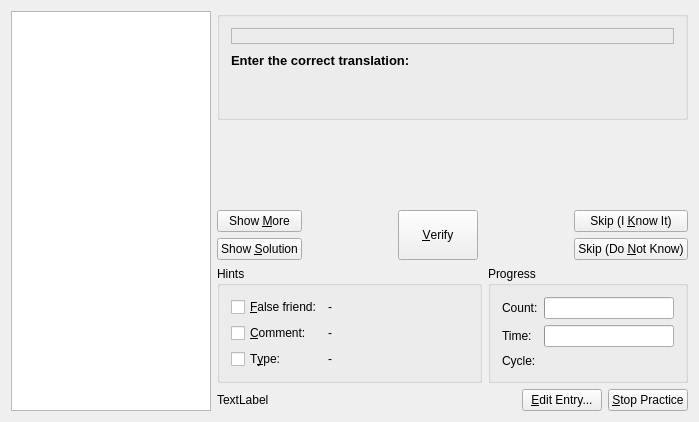
The window that src/practice/writtenpracticedialog.ui (KDE/parley) describes before a commit, drawn with Qt 5.
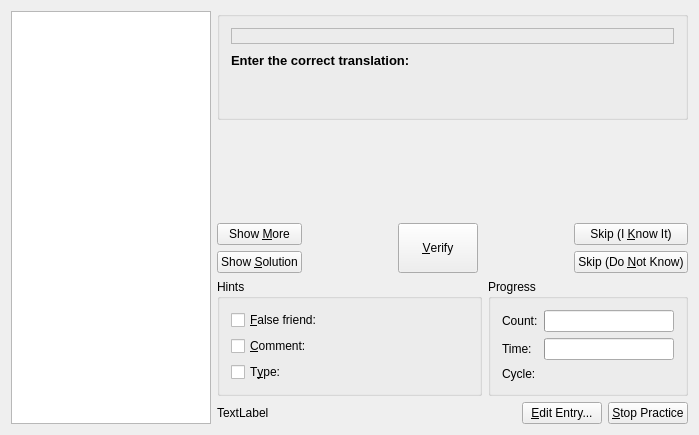
The same window after the commit.

Commit message: only show hints when they are available. readabilty++. rename remark to comment.

What changed in the file:
```diff
--- a/src/practice/writtenpracticedialog.ui
+++ b/src/practice/writtenpracticedialog.ui
@@ -7,7 +7,7 @@
     <x>0</x>
     <y>0</y>
     <width>697</width>
-    <height>422</height>
+    <height>435</height>
    </rect>
   </property>
   <property name="sizePolicy" >
@@ -255,6 +255,8 @@
      <item>
       <layout class="QHBoxLayout" >
        <item>
+        <layout class="QVBoxLayout" >
+         <item>
         <widget class="QGroupBox" name="hintGroupBox" >
          <property name="minimumSize" >
           <size>
@@ -267,14 +269,14 @@
          </property>
          <layout class="QGridLayout" >
           <item row="0" column="0" >
-           <widget class="QCheckBox" name="c_falsefriend" >
+             <widget class="QCheckBox" name="falsefriendCheckBox" >
             <property name="text" >
              <string>&amp;False friend:</string>
             </property>
            </widget>
           </item>
           <item row="0" column="1" >
-           <widget class="QLabel" name="falseFriend" >
+             <widget class="QLabel" name="falseFriendLabel" >
             <property name="sizePolicy" >
              <sizepolicy vsizetype="Minimum" hsizetype="Expanding" >
               <horstretch>0</horstretch>
@@ -282,19 +284,19 @@
              </sizepolicy>
             </property>
             <property name="text" >
-             <string>-</string>
+               <string/>
             </property>
            </widget>
           </item>
           <item row="1" column="0" >
-           <widget class="QCheckBox" name="c_remark" >
+             <widget class="QCheckBox" name="commentCheckBox" >
             <property name="text" >
              <string>&amp;Comment:</string>
             </property>
            </widget>
           </item>
           <item row="1" column="1" >
-           <widget class="QLabel" name="remark" >
+             <widget class="QLabel" name="commentLabel" >
             <property name="sizePolicy" >
              <sizepolicy vsizetype="Minimum" hsizetype="Expanding" >
               <horstretch>0</horstretch>
@@ -302,19 +304,19 @@
              </sizepolicy>
             </property>
             <property name="text" >
-             <string>-</string>
+               <string/>
             </property>
            </widget>
           </item>
           <item row="2" column="0" >
-           <widget class="QCheckBox" name="c_type" >
+             <widget class="QCheckBox" name="typeCheckBox" >
             <property name="text" >
              <string>T&amp;ype:</string>
             </property>
            </widget>
           </item>
           <item row="2" column="1" >
-           <widget class="QLabel" name="type" >
+             <widget class="QLabel" name="typeLabel" >
             <property name="sizePolicy" >
              <sizepolicy vsizetype="Minimum" hsizetype="Expanding" >
               <horstretch>0</horstretch>
@@ -322,7 +324,7 @@
              </sizepolicy>
             </property>
             <property name="text" >
-             <string>-</string>
+               <string/>
             </property>
            </widget>
           </item>
@@ -341,6 +343,21 @@
           </item>
          </layout>
         </widget>
+         </item>
+         <item>
+          <spacer>
+           <property name="orientation" >
+            <enum>Qt::Horizontal</enum>
+           </property>
+           <property name="sizeHint" >
+            <size>
+             <width>40</width>
+             <height>0</height>
+            </size>
+           </property>
+          </spacer>
+         </item>
+        </layout>
        </item>
        <item>
         <widget class="QGroupBox" name="progressgroup" >
```
Lines whose indentation alone changed are shown as unchanged. The commit also changes 2 other files.
